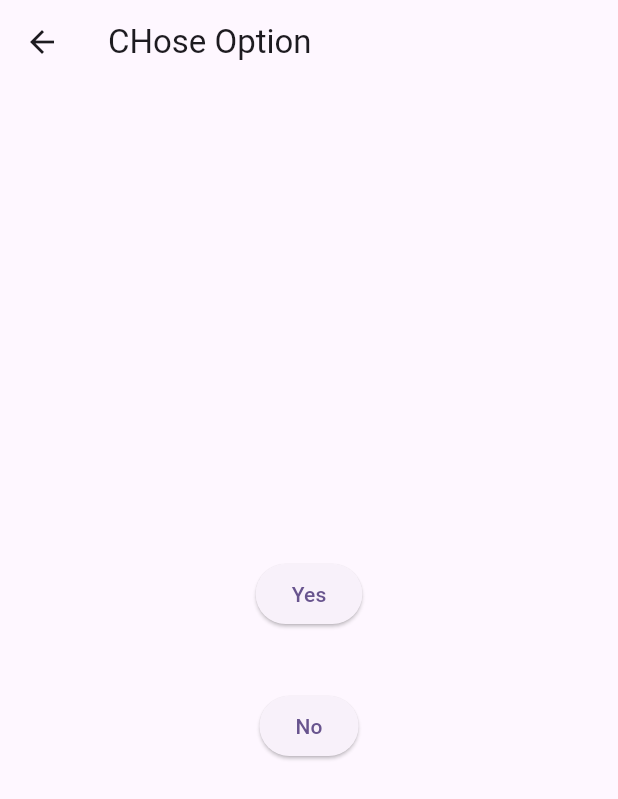
After one commit to CrossPlatformFlutter/SimpleDialog, a Flutter app: the screen it shows after launch, after a tap on the "replay" icon, on a phone screen of 412 x 824 dp. The commit adds this screen. Shown: the top 799 px of the screen. Run offline on Flutter 3.47's test engine with Material 2 defaults, Android fonts, the phone set to English and light mode, and no system bars.

Commit message:
get response from secondScreen

```diff
--- /dev/null
+++ b/lib/SecondSecreen.dart
@@ -0,0 +1,21 @@
+import 'package:flutter/material.dart';
+
+class SecondScreen extends StatelessWidget{
+  @override
+  Widget build(BuildContext context){
+    return Scaffold(
+      appBar: AppBar(title: Text("CHose Option")),
+      body:
+       Center(
+        child: Column(
+          mainAxisAlignment: MainAxisAlignment.center,
+          children: [
+            ElevatedButton(onPressed: (){Navigator.pop(context,"Yes");}, child: Text("Yes")),
+            const Padding(padding: EdgeInsets.only(bottom: 40)),
+            ElevatedButton(onPressed: (){Navigator.pop(context,"No");}, child: Text("No"))
+          ],
+        ),
+       ),
+    );
+  }
+}
--- a/lib/main.dart
+++ b/lib/main.dart
@@ -1,6 +1,7 @@
 import 'package:flutter/material.dart';
 import 'package:simpledialog/choiceList.dart';
 
+import 'SecondSecreen.dart';
 void main() {
   runApp(const MyApp());
 }
@@ -37,6 +38,19 @@ class _MyHomePageState extends State<MyHomePage> {
       this.choice=val;
     });
   }
+
+Future<void> _navigateAndDisplaySelection(BuildContext context) async {
+  String? result = await Navigator.push(
+    context,
+    MaterialPageRoute(builder: (context) => SecondScreen()),
+  );
+
+  if (result != null) {
+    ScaffoldMessenger.of(context).showSnackBar(
+      SnackBar(content: Text(result)),
+    );
+  }
+}
 
   Future<void> pinkChoice() async{
     ChoiceList ?resultat=await showDialog<ChoiceList>(barrierDismissible: false,context: context, builder:(BuildContext context){
@@ -92,7 +106,6 @@ class _MyHomePageState extends State<MyHomePage> {
   }
   @override
   Widget build(BuildContext context) {
-
     return Scaffold(
       appBar: AppBar(
         backgroundColor: Theme.of(context).colorScheme.inversePrimary,
@@ -104,6 +117,7 @@ class _MyHomePageState extends State<MyHomePage> {
            ElevatedButton(onPressed:pinkChoice, child: Text("open Simple Dialog",style: TextStyle(color: Colors.white,fontSize: 20),),style: ElevatedButton.styleFrom(backgroundColor: Colors.teal),),
            Text("this You Choice "),
            Text("${choice}",style: TextStyle(fontSize: 25)),
+           IconButton(onPressed:()async { await _navigateAndDisplaySelection(context); } , icon: Icon(Icons.replay))
         ]),
       ),
     );
```
